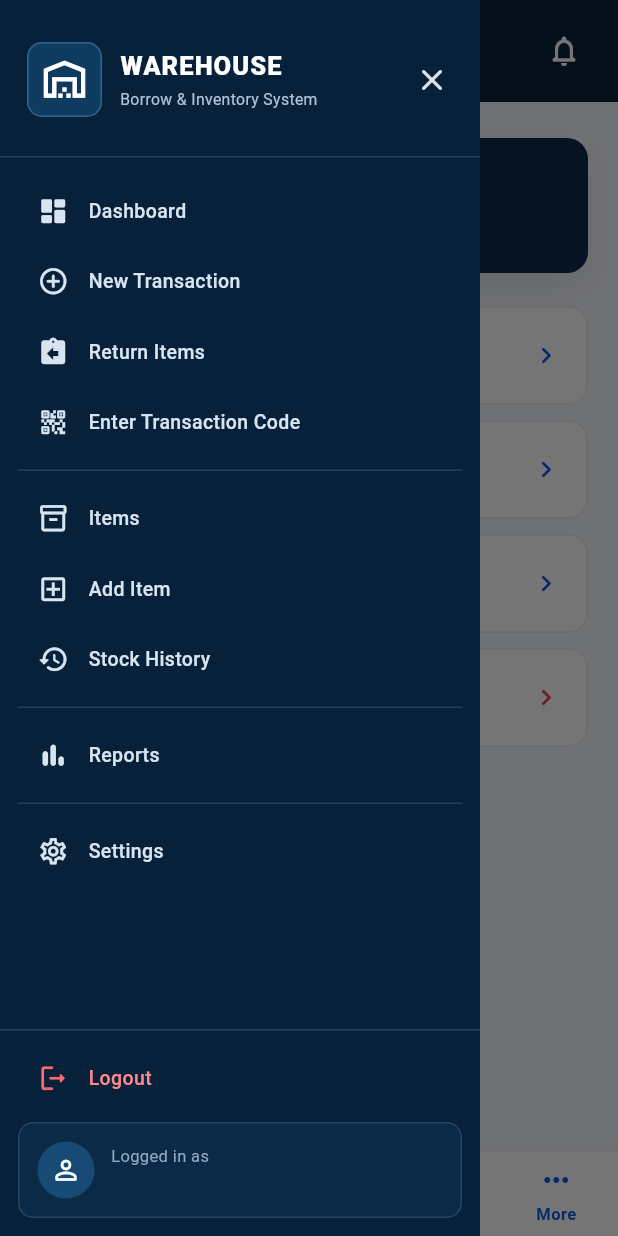
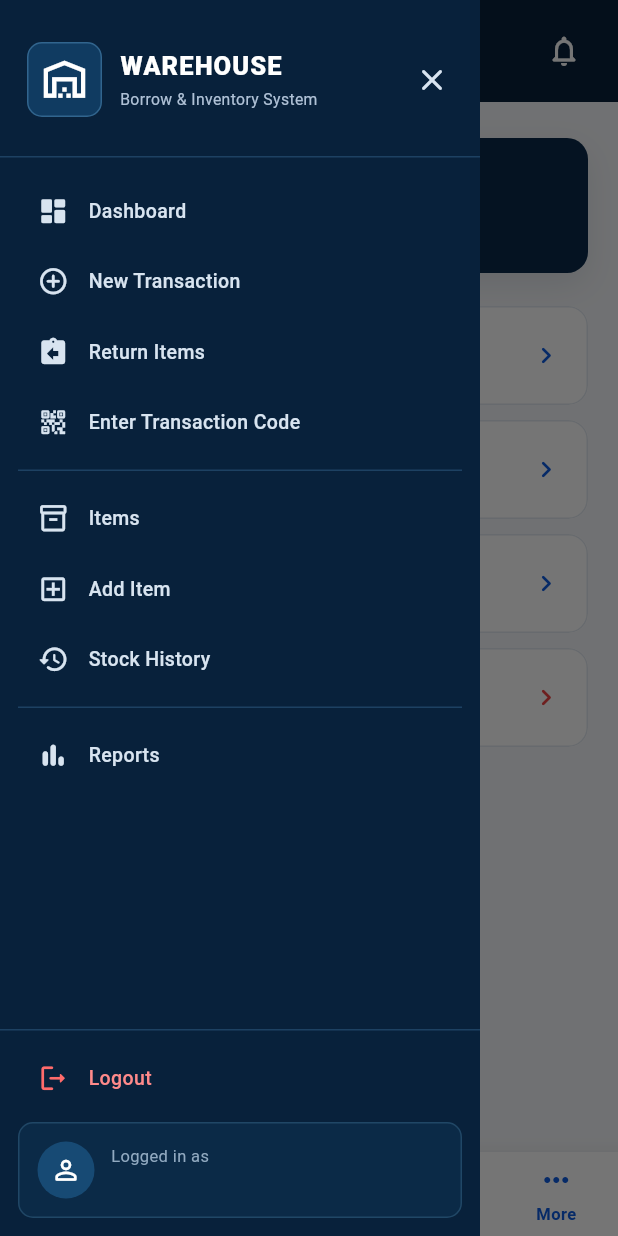
Before and after one commit to JamesSerenio/warehouse, a Flutter app: the DashboardScreen screen opened directly, item 5 of the bottom bar chosen, with the side drawer open, on a phone screen of 412 x 824 dp. Run offline on Flutter 3.47's test engine with Material 3 defaults, Android fonts, the phone set to English and light mode, and no system bars; our stand-ins replace image_picker, supabase_flutter; accounts and stored records are empty.

```diff
--- a/lib/functions/navigation/navigation_function.dart
+++ b/lib/functions/navigation/navigation_function.dart
@@ -9,7 +9,6 @@ import '../../screens/new_transaction_screen.dart';
 import '../../screens/placeholder_screen.dart';
 import '../../screens/reports_screen.dart';
 import '../../screens/return_items_screen.dart';
-import '../../screens/settings_screen.dart';
 import '../../screens/stock_history_screen.dart';
 import '../../widgets/modals/add_item_modal.dart';
 
@@ -31,8 +30,6 @@ abstract final class NavigationFunction {
       _push(context, const StockHistoryScreen());
   static void goToReports(BuildContext context) =>
       _push(context, const ReportsScreen());
-  static void goToSettings(BuildContext context) =>
-      _push(context, const SettingsScreen());
   static void goToMore(BuildContext context) =>
       _push(context, const MoreScreen());
 
@@ -55,8 +52,6 @@ abstract final class NavigationFunction {
         goToStockHistory(context);
       case 'Reports':
         goToReports(context);
-      case 'Settings':
-        goToSettings(context);
       case 'More':
         goToMore(context);
       default:
--- a/lib/widgets/warehouse_drawer.dart
+++ b/lib/widgets/warehouse_drawer.dart
@@ -70,8 +70,6 @@ class WarehouseDrawer extends StatelessWidget {
                   _item(context, 'Stock History', Icons.history_rounded),
                   const _MenuDivider(),
                   _item(context, 'Reports', Icons.bar_chart_rounded),
-                  const _MenuDivider(),
-                  _item(context, 'Settings', Icons.settings_outlined),
                 ],
               ),
             ),
```
Also changed, not shown: lib/screens/settings_screen.dart (deleted, +0 -11 lines).
